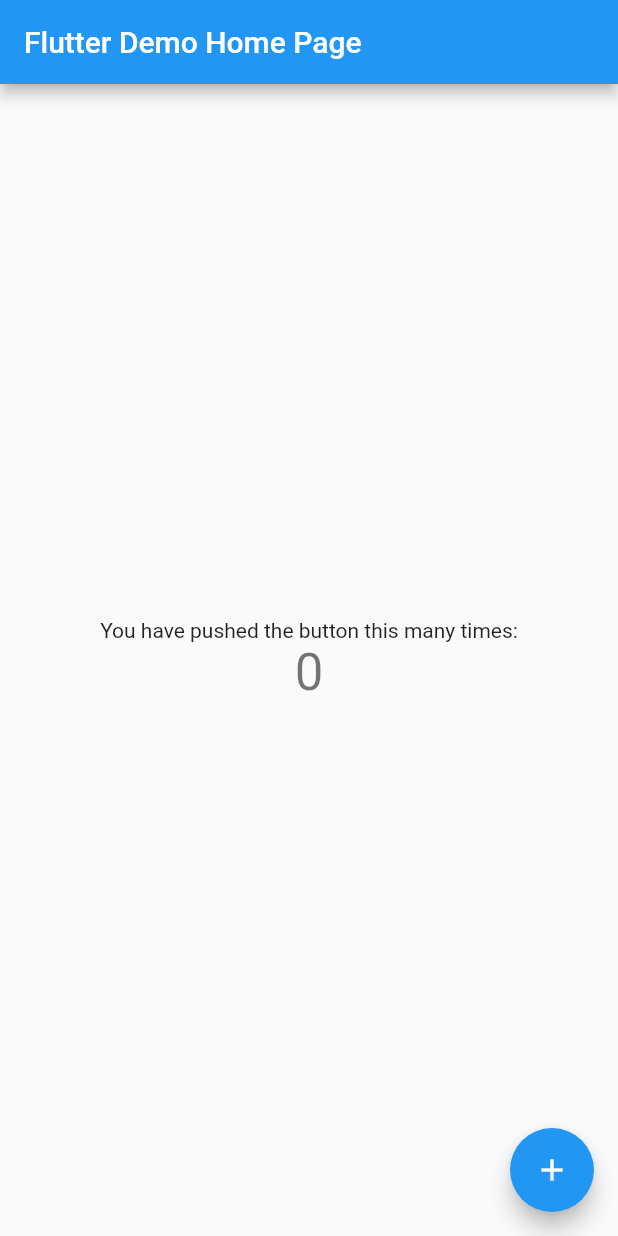
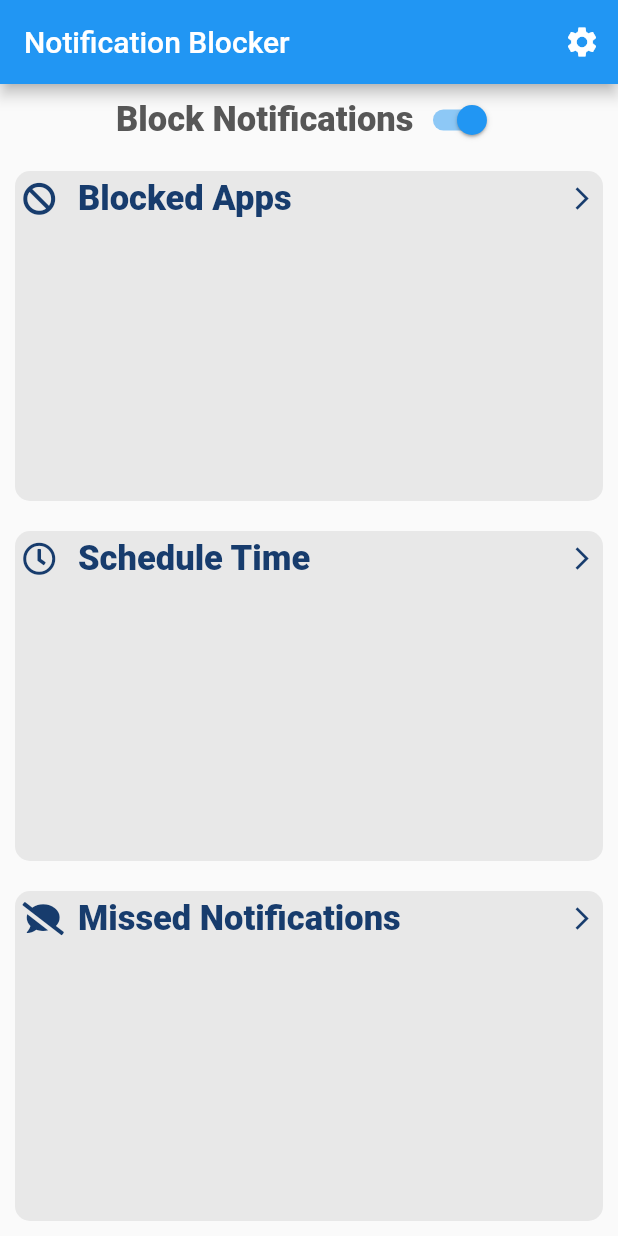
Before and after one commit to hoanvu1194/notification_blocker, a Flutter app: the screen it shows after launch, on a phone screen of 412 x 824 dp. Run offline on Flutter 3.47's test engine with Material 2 defaults, Android fonts, the phone set to English and light mode, and no system bars; our stand-ins replace font_awesome_flutter.

Commit message:
implement GUI for main screen

```diff
--- /dev/null
+++ b/lib/components/icon_content.dart
@@ -0,0 +1,40 @@
+import 'package:flutter/material.dart';
+import '../constants.dart';
+
+class IconContent extends StatelessWidget {
+  IconContent({required this.iconData, required this.label});
+
+  final IconData iconData;
+  final String label;
+
+  @override
+  Widget build(BuildContext context) {
+    return Row(
+      mainAxisAlignment: MainAxisAlignment.spaceBetween,
+      children: <Widget>[
+        Row(
+          mainAxisAlignment: MainAxisAlignment.start,
+          children: <Widget>[
+            Icon(
+              iconData,
+              size: 22.0,
+              color: kLabelTextColor,
+            ),
+            SizedBox(
+              width: 15.0,
+            ),
+            Text(
+              label,
+              style: kLabelTextStyle,
+            ),
+          ],
+        ),
+        Icon(
+          kForwardIcon,
+          size: 18.0,
+          color: kLabelTextColor,
+        ),
+      ],
+    );
+  }
+}
--- /dev/null
+++ b/lib/components/reusable_card.dart
@@ -0,0 +1,24 @@
+import 'package:flutter/material.dart';
+
+class ReusableCard extends StatelessWidget {
+  ReusableCard({required this.colour, required this.cardChild, required this.onPress});
+
+  final Color colour;
+  final Widget cardChild;
+  final GestureTapCallback onPress;
+
+  @override
+  Widget build(BuildContext context) {
+    return GestureDetector(
+      onTap: onPress,
+      child: Container(
+        child: cardChild,
+        margin: EdgeInsets.all(10.0),
+        decoration: BoxDecoration(
+          color: colour,
+          borderRadius: BorderRadius.circular(10.0),
+        ),
+      ),
+    );
+  }
+}
--- /dev/null
+++ b/lib/constants.dart
@@ -0,0 +1,48 @@
+import 'package:flutter/material.dart';
+
+const kCardColor = Color(0xFFE8E8E8);
+const kLabelTextColor = Color(0xFF173C6D);
+const kForwardIcon = IconData(0xe09c, fontFamily: 'MaterialIcons', matchTextDirection: true);
+const kReusableCardMargin = EdgeInsets.all(5.0);
+
+const kSwitchLabelTextStyle = TextStyle(
+  fontSize: 23.0,
+  fontWeight: FontWeight.w800,
+  color: Color(0xFF575757),
+);
+
+const kLabelTextStyle = TextStyle(
+  fontSize: 23.0,
+  fontWeight: FontWeight.w800,
+  color: kLabelTextColor,
+);
+
+const kNumberTextStyle = TextStyle(
+    fontSize: 50.0,
+    fontWeight: FontWeight.w900
+);
+
+const kLargeButtonTextStyle = TextStyle(
+    fontSize: 25.0,
+    fontWeight: FontWeight.bold
+);
+
+const kTitleTextStyle = TextStyle(
+    fontSize: 50.0,
+    fontWeight: FontWeight.bold
+);
+
+const kResultTextStyle = TextStyle(
+    color: Color(0xFF24D876),
+    fontSize: 22.0,
+    fontWeight: FontWeight.bold
+);
+
+const kBMITextStyle = TextStyle(
+    fontSize: 100.0,
+    fontWeight: FontWeight.bold
+);
+
+const kBodyTextStyle = TextStyle(
+  fontSize: 22.0,
+);
--- a/lib/main.dart
+++ b/lib/main.dart
@@ -1,115 +1,16 @@
 import 'package:flutter/material.dart';
+import 'package:notification_blocker/screens/main_screen.dart';
 
-void main() {
-  runApp(const MyApp());
-}
+void main() => runApp(NotificationBlocker());
 
-class MyApp extends StatelessWidget {
-  const MyApp({Key? key}) : super(key: key);
-
-  // This widget is the root of your application.
+class NotificationBlocker extends StatelessWidget {
   @override
   Widget build(BuildContext context) {
     return MaterialApp(
-      title: 'Flutter Demo',
-      theme: ThemeData(
-        // This is the theme of your application.
-        //
-        // Try running your application with "flutter run". You'll see the
-        // application has a blue toolbar. Then, without quitting the app, try
-        // changing the primarySwatch below to Colors.green and then invoke
-        // "hot reload" (press "r" in the console where you ran "flutter run",
-        // or simply save your changes to "hot reload" in a Flutter IDE).
-        // Notice that the counter didn't reset back to zero; the application
-        // is not restarted.
-        primarySwatch: Colors.blue,
-      ),
-      home: const MyHomePage(title: 'Flutter Demo Home Page'),
+      initialRoute: MainScreen.id,
+      routes: {
+        MainScreen.id: (context) => const MainScreen(title: 'Notification Blocker'),
+      },
     );
   }
 }
-
-class MyHomePage extends StatefulWidget {
-  const MyHomePage({Key? key, required this.title}) : super(key: key);
-
-  // This widget is the home page of your application. It is stateful, meaning
-  // that it has a State object (defined below) that contains fields that affect
-  // how it looks.
-
-  // This class is the configuration for the state. It holds the values (in this
-  // case the title) provided by the parent (in this case the App widget) and
-  // used by the build method of the State. Fields in a Widget subclass are
-  // always marked "final".
-
-  final String title;
-
-  @override
-  State<MyHomePage> createState() => _MyHomePageState();
-}
-
-class _MyHomePageState extends State<MyHomePage> {
-  int _counter = 0;
-
-  void _incrementCounter() {
-    setState(() {
-      // This call to setState tells the Flutter framework that something has
-      // changed in this State, which causes it to rerun the build method below
-      // so that the display can reflect the updated values. If we changed
-      // _counter without calling setState(), then the build method would not be
-      // called again, and so nothing would appear to happen.
-      _counter++;
-    });
-  }
-
-  @override
-  Widget build(BuildContext context) {
-    // This method is rerun every time setState is called, for instance as done
-    // by the _incrementCounter method above.
-    //
-    // The Flutter framework has been optimized to make rerunning build methods
-    // fast, so that you can just rebuild anything that needs updating rather
-    // than having to individually change instances of widgets.
-    return Scaffold(
-      appBar: AppBar(
-        // Here we take the value from the MyHomePage object that was created by
-        // the App.build method, and use it to set our appbar title.
-        title: Text(widget.title),
-      ),
-      body: Center(
-        // Center is a layout widget. It takes a single child and positions it
-        // in the middle of the parent.
-        child: Column(
-          // Column is also a layout widget. It takes a list of children and
-          // arranges them vertically. By default, it sizes itself to fit its
-          // children horizontally, and tries to be as tall as its parent.
-          //
-          // Invoke "debug painting" (press "p" in the console, choose the
-          // "Toggle Debug Paint" action from the Flutter Inspector in Android
-          // Studio, or the "Toggle Debug Paint" command in Visual Studio Code)
-          // to see the wireframe for each widget.
-          //
-          // Column has various properties to control how it sizes itself and
-          // how it positions its children. Here we use mainAxisAlignment to
-          // center the children vertically; the main axis here is the vertical
-          // axis because Columns are vertical (the cross axis would be
-          // horizontal).
-          mainAxisAlignment: MainAxisAlignment.center,
-          children: <Widget>[
-            const Text(
-              'You have pushed the button this many times:',
-            ),
-            Text(
-              '$_counter',
-              style: Theme.of(context).textTheme.headline4,
-            ),
-          ],
-        ),
-      ),
-      floatingActionButton: FloatingActionButton(
-        onPressed: _incrementCounter,
-        tooltip: 'Increment',
-        child: const Icon(Icons.add),
-      ), // This trailing comma makes auto-formatting nicer for build methods.
-    );
-  }
-}
--- /dev/null
+++ b/lib/screens/main_screen.dart
@@ -0,0 +1,137 @@
+import 'package:flutter/cupertino.dart';
+import 'package:flutter/material.dart';
+import 'package:font_awesome_flutter/font_awesome_flutter.dart';
+
+import 'package:notification_blocker/components/icon_content.dart';
+import 'package:notification_blocker/constants.dart';
+import 'package:notification_blocker/components/reusable_card.dart';
+
+class MainScreen extends StatefulWidget {
+  static const String id = 'main_screen';
+
+  const MainScreen({Key? key, required this.title}) : super(key: key);
+
+  final String title;
+
+  @override
+  State<MainScreen> createState() => _MainScreenState();
+}
+
+class _MainScreenState extends State<MainScreen> {
+  int _counter = 0;
+  bool _switchValue = true;
+
+  void _incrementCounter() {
+    setState(() {
+      _counter++;
+    });
+  }
+
+  @override
+  Widget build(BuildContext context) {
+    return Scaffold(
+      appBar: AppBar(
+        title: Text(widget.title),
+        actions: [
+          IconButton(
+            icon: const  Icon(
+              Icons.settings,
+              color: Colors.white,
+            ),
+            onPressed: () {
+              // do something
+            },
+          )
+        ],
+      ),
+      body: Column(
+        crossAxisAlignment: CrossAxisAlignment.stretch,
+        children: <Widget>[
+          Row(
+            mainAxisAlignment: MainAxisAlignment.center,
+            children: [
+              const Text(
+                'Block Notifications',
+                style: kSwitchLabelTextStyle,
+              ),
+              Switch(
+                value: _switchValue,
+                onChanged: (value) {
+                  setState(() {
+                    _switchValue = value;
+                  });
+                },
+              ),
+            ],
+          ),
+          Expanded(
+            child: ReusableCard(
+              onPress: () {
+                setState(() {
+                  // on press blocked apps
+                });
+              },
+              colour: kCardColor,
+              cardChild: Container(
+                margin: kReusableCardMargin,
+                child: Column(
+                  mainAxisAlignment: MainAxisAlignment.start,
+                  children: [
+                    IconContent(
+                      iconData: FontAwesomeIcons.ban,
+                      label: 'Blocked Apps',
+                    ),
+                  ],
+                ),
+              ),
+            ),
+          ),
+          Expanded(
+            child: ReusableCard(
+              onPress: () {
+                setState(() {
+                  // on press Schedule time
+                });
+              },
+              colour: kCardColor,
+              cardChild: Container(
+                margin: kReusableCardMargin,
+                child: Column(
+                  mainAxisAlignment: MainAxisAlignment.start,
+                  children: [
+                    IconContent(
+                      iconData: FontAwesomeIcons.clock,
+                      label: 'Schedule Time',
+                    ),
+                  ],
+                ),
+              ),
+            ),
+          ),
+          Expanded(
+            child: ReusableCard(
+              onPress: () {
+                setState(() {
+                  // on press missed notifications
+                });
+              },
+              colour: kCardColor,
+              cardChild: Container(
+                margin: kReusableCardMargin,
+                child: Column(
+                  mainAxisAlignment: MainAxisAlignment.start,
+                  children: [
+                    IconContent(
+                      iconData: FontAwesomeIcons.commentSlash,
+                      label: 'Missed Notifications',
+                    ),
+                  ],
+                ),
+              ),
+            ),
+          ),
+        ],
+      ),
+    );
+  }
+}
```
Also changed, not shown: pubspec.yaml (+1 -68 lines), pubspec.lock, 1 other file.
